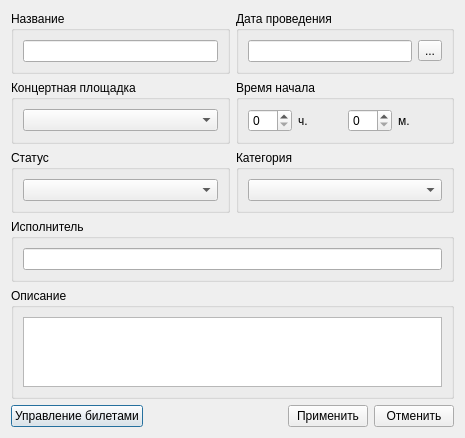
Demonist/TCS, file Admin/MainManager/actionsWidget/cactiondialog.ui: the form before one commit.
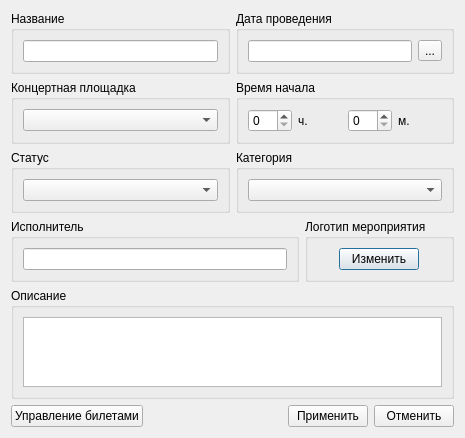
The form after the commit. Icons and pictures are not drawn.

Commit message: Добавил логотип в мероприятие. Доработал класс работы с изображениями. (!) Измениласть структура базы данных: добавил поле id_logoImage в таблицу Actions.

Patch:
```diff
--- a/Admin/MainManager/actionsWidget/cactiondialog.ui
+++ b/Admin/MainManager/actionsWidget/cactiondialog.ui
@@ -13,8 +13,8 @@
   <property name="windowTitle">
    <string>Dialog</string>
   </property>
-  <layout class="QGridLayout" name="gridLayout_9">
-   <item row="0" column="0">
+  <layout class="QGridLayout" name="gridLayout_12">
+   <item row="0" column="0" colspan="2">
     <layout class="QGridLayout" name="gridLayout_7">
      <item row="0" column="0">
       <widget class="QGroupBox" name="groupBox">
@@ -129,7 +129,57 @@
      </item>
     </layout>
    </item>
-   <item row="2" column="0">
+   <item row="1" column="0">
+    <widget class="QGroupBox" name="groupBox_8">
+     <property name="sizePolicy">
+      <sizepolicy hsizetype="Expanding" vsizetype="Preferred">
+       <horstretch>0</horstretch>
+       <verstretch>0</verstretch>
+      </sizepolicy>
+     </property>
+     <property name="title">
+      <string>Исполнитель</string>
+     </property>
+     <layout class="QGridLayout" name="gridLayout_10">
+      <item row="0" column="0">
+       <widget class="QLineEdit" name="lePerformer"/>
+      </item>
+     </layout>
+    </widget>
+   </item>
+   <item row="1" column="1">
+    <widget class="QGroupBox" name="gbxLogo">
+     <property name="sizePolicy">
+      <sizepolicy hsizetype="Fixed" vsizetype="Preferred">
+       <horstretch>0</horstretch>
+       <verstretch>0</verstretch>
+      </sizepolicy>
+     </property>
+     <property name="title">
+      <string>Логотип мероприятия</string>
+     </property>
+     <layout class="QGridLayout" name="gridLayout_9">
+      <item row="0" column="0">
+       <widget class="QPushButton" name="pbnLogoImage">
+        <property name="sizePolicy">
+         <sizepolicy hsizetype="Fixed" vsizetype="Fixed">
+          <horstretch>0</horstretch>
+          <verstretch>0</verstretch>
+         </sizepolicy>
+        </property>
+        <property name="text">
+         <string>Изменить</string>
+        </property>
+        <property name="icon">
+         <iconset resource="../placesWidget/placeWidget_res.qrc">
+          <normaloff>:/images/background.png</normaloff>:/images/background.png</iconset>
+        </property>
+       </widget>
+      </item>
+     </layout>
+    </widget>
+   </item>
+   <item row="2" column="0" colspan="2">
     <widget class="QGroupBox" name="groupBox_7">
      <property name="title">
       <string>Описание</string>
@@ -141,7 +191,7 @@
      </layout>
     </widget>
    </item>
-   <item row="3" column="0">
+   <item row="3" column="0" colspan="2">
     <layout class="QHBoxLayout" name="horizontalLayout">
      <item>
       <widget class="QPushButton" name="pbnTicketsManagement">
@@ -187,18 +237,6 @@
      </item>
     </layout>
    </item>
-   <item row="1" column="0">
-    <widget class="QGroupBox" name="groupBox_8">
-     <property name="title">
-      <string>Исполнитель</string>
-     </property>
-     <layout class="QGridLayout" name="gridLayout_10">
-      <item row="0" column="0">
-       <widget class="QLineEdit" name="lePerformer"/>
-      </item>
-     </layout>
-    </widget>
-   </item>
   </layout>
  </widget>
  <resources>
```
Left out of the diff: 1 changed line with no effect on the pictures. The commit also changes 12 other files.
